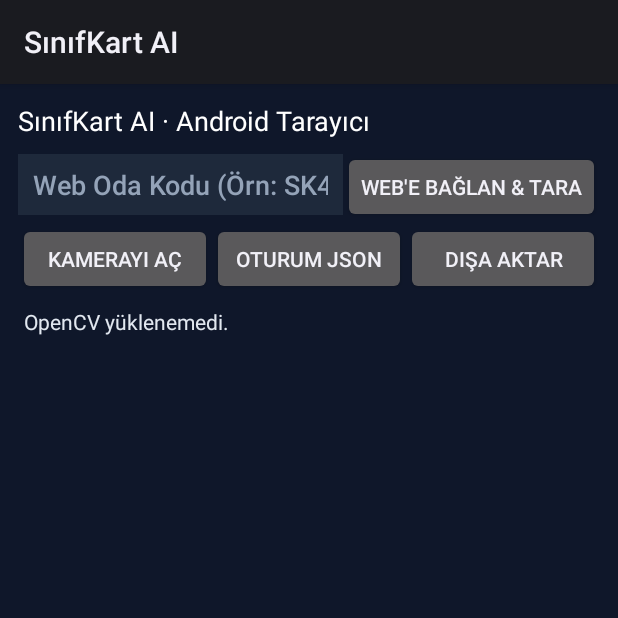
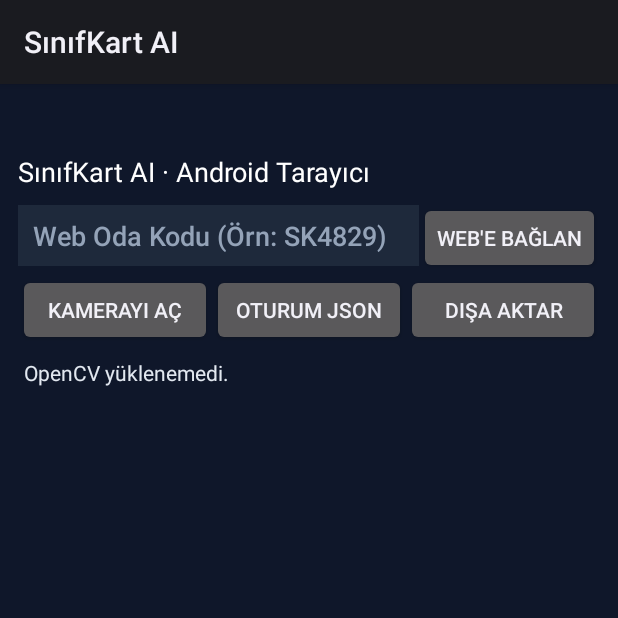
Before and after one commit to abaturhoca/SinifKart-AI, an Android app: the screen it shows after launch (ScannerActivity), on a phone screen of 412 x 824 dp, the top half of it. Run offline under Robolectric (Android 15) with nearby library versions, the phone set to English and light mode, and no system bars; libraries missing offline, so code that uses them is left out: androidx.camera.core, androidx.camera.lifecycle, androidx.camera.view, org.opencv.android, org.opencv.core and 1 more; 3 statements that could not run were skipped.

Commit message:
Fix ScannerActivity: use platform WindowInsets (remove ViewCompat) for clean Gradle build

```diff
--- a/android/app/src/main/java/org/sinifkart/scanner/ScannerActivity.kt
+++ b/android/app/src/main/java/org/sinifkart/scanner/ScannerActivity.kt
@@ -4,11 +4,13 @@ import android.Manifest
 import android.content.pm.PackageManager
 import android.database.sqlite.SQLiteDatabase
 import android.graphics.Color
+import android.os.Build
 import android.os.Bundle
 import android.os.Handler
 import android.os.Looper
 import android.text.InputType
 import android.view.ViewGroup
+import android.view.WindowInsets
 import android.widget.*
 import androidx.activity.ComponentActivity
 import androidx.activity.result.contract.ActivityResultContracts
@@ -16,8 +18,6 @@ import androidx.camera.core.*
 import androidx.camera.lifecycle.ProcessCameraProvider
 import androidx.camera.view.PreviewView
 import androidx.core.content.ContextCompat
-import androidx.core.view.ViewCompat
-import androidx.core.view.WindowInsetsCompat
 import org.json.JSONArray
 import org.json.JSONObject
 import org.opencv.android.OpenCVLoader
@@ -97,11 +97,14 @@ class ScannerActivity : ComponentActivity() {
             orientation = LinearLayout.VERTICAL
             setBackgroundColor(Color.parseColor("#0F172A"))
             fitsSystemWindows = true
+            setPadding(dp(12), dp(48), dp(12), dp(12))
         }
-        ViewCompat.setOnApplyWindowInsetsListener(root) { v, insets ->
-            val bars = insets.getInsets(WindowInsetsCompat.Type.systemBars())
-            v.setPadding(dp(12), bars.top + dp(12), dp(12), bars.bottom + dp(8))
-            insets
+        if (Build.VERSION.SDK_INT >= 30) {
+            root.setOnApplyWindowInsetsListener { v, insets ->
+                val bars = insets.getInsets(WindowInsets.Type.systemBars())
+                v.setPadding(dp(12), max(bars.top, dp(36)) + dp(10), dp(12), bars.bottom + dp(8))
+                insets
+            }
         }
 
         val title = TextView(this).apply {
@@ -112,7 +115,6 @@ class ScannerActivity : ComponentActivity() {
         }
         root.addView(title)
 
-        // Row 1: Web Live Room Pairing
         val pairRow = LinearLayout(this).apply {
             orientation = LinearLayout.HORIZONTAL
             layoutParams = LinearLayout.LayoutParams(ViewGroup.LayoutParams.MATCH_PARENT, ViewGroup.LayoutParams.WRAP_CONTENT)
@@ -127,7 +129,7 @@ class ScannerActivity : ComponentActivity() {
             layoutParams = LinearLayout.LayoutParams(0, ViewGroup.LayoutParams.WRAP_CONTENT, 1f)
         }
         val btnConnect = Button(this).apply {
-            text = "Web'e Bağlan & Tara"
+            text = "Web'e Bağlan"
             setOnClickListener {
                 val code = roomInput.text.toString().trim().uppercase()
                 if (!code.matches(Regex("SK\d{4}"))) {
@@ -149,7 +151,6 @@ class ScannerActivity : ComponentActivity() {
         pairRow.addView(btnConnect)
         root.addView(pairRow)
 
-        // Row 2: Quick Offline Camera + JSON Import/Export
         val btnRow = LinearLayout(this).apply {
             orientation = LinearLayout.HORIZONTAL
             layoutParams = LinearLayout.LayoutParams(ViewGroup.LayoutParams.MATCH_PARENT, ViewGroup.LayoutParams.WRAP_CONTENT)
@@ -256,7 +257,7 @@ class ScannerActivity : ComponentActivity() {
                         runOnUiThread {
                             if (key == token) {
                                 val roomTag = if (roomCode.isNotEmpty()) " [$roomCode]" else ""
-                                status.text = if (lastConfirmed.isNotEmpty()) "$lastConfirmed$roomTag" else "Karede kart: ${seen.size} | Toplam onaylı: ${sentAnswers.size}$roomTag"
+                                status.text = if (lastConfirmed.isNotEmpty()) "$lastConfirmed$roomTag" else "Karede kart: ${seen.size} | Onaylı: ${sentAnswers.size}$roomTag"
                             }
                         }
                     } catch (e: Exception) {
```
